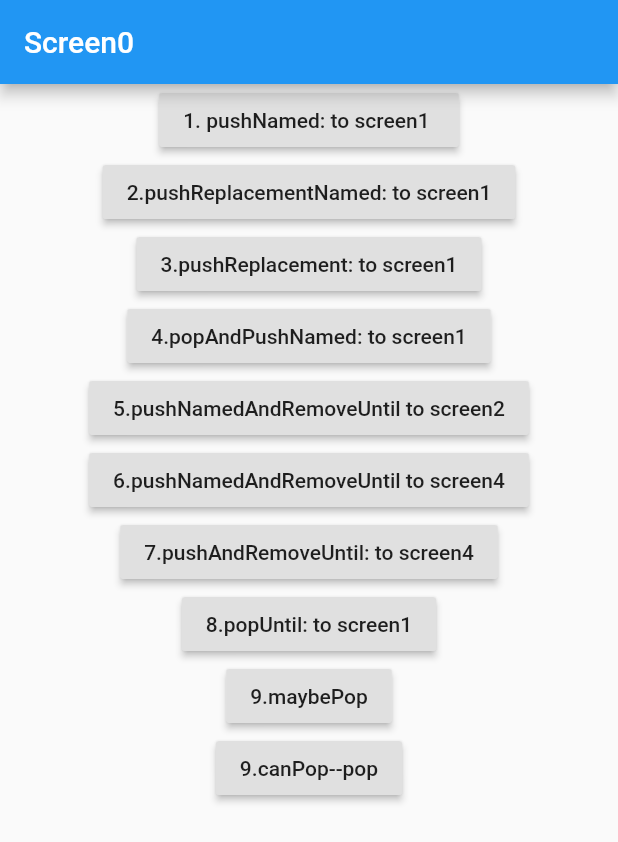
After one commit to LucyBenYing/learnFlutter, a Flutter app: the Screen0 screen opened directly, on a phone screen of 412 x 824 dp. The commit adds this screen. Shown: the top 842 px of the screen. Run offline on Flutter 3.47's test engine with Material 2 defaults, Android fonts, the phone set to English and light mode, and no system bars; our stand-ins replace dio, transparent_image; missing offline and left inert: jpush_flutter; generated files the repository leaves out were written again; network calls fail.

Commit message:
控件练习

```diff
--- /dev/null
+++ b/flutterdemo1/lib/longlist/UseRouteToPages.dart
@@ -0,0 +1,226 @@
+import 'package:flutter/material.dart';
+
+class UseRouteToPages extends StatelessWidget {
+
+  @override
+  Widget build(BuildContext context) {
+    return new MaterialApp(
+      home: new Screen0(),
+      // 在程序主入口中定义路由名称
+      routes: <String , WidgetBuilder>{
+        '/': (BuildContext context) => new Screen0(),
+        '/screen1': (BuildContext context) => new Screen1(),
+        '/screen2': (BuildContext context) => new Screen2(),
+        '/screen3' : (BuildContext context) => new Screen3(),
+      },
+    );
+  }
+
+
+}
+
+class Screen0 extends StatelessWidget {
+  @override
+  Widget build(BuildContext context) {
+     return new Scaffold(
+       appBar: new AppBar(
+         title: new Text( 'Screen0'),
+       ),
+       body: new Center (
+         child: new Column(
+           crossAxisAlignment: CrossAxisAlignment.center,
+           children: <Widget>[
+              new RaisedButton(
+               onPressed: (){
+                 //1.pushNamed 简单的将我们需要进入的页面push到栈顶，以此来显示当前页面，参数是一个字符串类型
+                //  传入的是页面对应的路由名称，该路由名称需要在程序主入口中进行定义
+                 Navigator.of(context).pushNamed('/screen1');
+               },
+               child: new Text('1. pushNamed: to screen1 '),
+             ),
+             new RaisedButton(
+               onPressed: (){
+                 //2.pushReplacementNamed
+                //  指把当前页面在栈中的位置替换成跳转的页面（替换导航器的当前路由，通过推送路由【routeName】）
+                // 当新的页面进入之后，之前的页面将执行dispose方法
+                 Navigator.of(context).pushReplacementNamed('/screen1');
+               },
+               child: new Text('2.pushReplacementNamed: to screen1'),
+             ),
+             new RaisedButton(
+               onPressed: (){
+                 //3.pushReplacement
+                // 这个和2相同，只是路由的传递有差别，上方的是传递路由名称，
+                // 而后者只需要new对应页面即可，而且可以传递参数
+                 Navigator.pushReplacement(
+                   context,
+                    MaterialPageRoute(builder:  (BuildContext context) => Screen1()),
+                 );
+               },
+               child: new Text('3.pushReplacement: to screen1'),
+             ),
+             new RaisedButton(
+               onPressed: (){
+                 //4.popAndPushNamed
+                // 指将当期页面pop，然后跳转到指定页面
+                // 而后者只需要new对应页面即可，而且可以传递参数
+                 Navigator.popAndPushNamed(
+                   context,
+                   '/screen1',
+                 );
+               },
+               child: new Text('4.popAndPushNamed: to screen1'),
+             ),
+               new RaisedButton(
+               onPressed: (){
+                 //5.pushNamedAndRemoveUntil
+                // 指将指定的页面加入到路由中，然后将之前所有的页面全部pop
+                //  (Route<dynamic> route) => false将确保删除推送路线之前的所有路线
+                // 事情情况： 当用户点击了退出登录，我们需要进入某一个页面，这时候用户点击返回时不应该能进入到任何一个页面
+                // 1->2->3,3到4pushNamedAndRemoveUntilfalse
+                // 在4点击返回，直接退出程序
+                 Navigator.of(context).pushNamedAndRemoveUntil(
+                   '/screen2',
+                   (Route<dynamic> route) => false,
+                 );
+               },
+               child: new Text('5.pushNamedAndRemoveUntil to screen2'),
+             ),
+              new RaisedButton(
+               onPressed: (){
+                 //6.pushNamedAndRemoveUntil
+                // 指将指定的页面加入到路由中，然后将之前的路径移除直到指定的页面为止（将具有给定名称的路由推到导航器上）
+                //  然后删除所有路径前面的路由，直到predicate返回true为止
+                // 这时候将销毁站内处理screen4的页面，点击直接去栈内screen4，这时screen4会重新build
+                // 事情情况： 当用户点击了退出登录，我们需要进入某一个页面，这时候用户点击返回时不应该能进入到任何一个页面
+                // 1->2->3, 3到4 使用：pushNamedAndRemoveUntil  ModalRoute.withName('/screen1'),
+                // 在4点击返回，直接回到页面1
+                // 1->2->1->2->3,3到4时使用  pushNamedAndRemoveUntil ModalRoute.withName('/screen1'),
+                // 在页面4点击返回，将会回到第二个页面1 。
+                Navigator.of(context).pushNamedAndRemoveUntil(
+                   '/screen4',
+                   ModalRoute.withName('/screen1'),
+                 );
+               },
+               child: new Text('6.pushNamedAndRemoveUntil to screen4'),
+             ),
+              new RaisedButton(
+               onPressed: (){
+                 //7.pushAndRemoveUntil
+                //   这种方法跟上述方法作用相同，不同之处在于，上述传递的是路由名称，
+                // 这个名称需要你在入口处进行路由指定，而这种无需指定，直接new出来即可，而且可以传递参数
+                // 1->2->3, 3到4 使用 此方法
+                // 在4点击返回，直接回到页面1
+                // 如果使用 pushAndRemoveUntil Route<dynamic> route) => false,这时候进入4后，4将会成为唯一的一个页面。
+                 Navigator.pushAndRemoveUntil(
+                   context,
+                   MaterialPageRoute(builder:  (BuildContext contenxt) => new Screen4()),
+                   ModalRoute.withName('/'),
+                 );
+               },
+               child: new Text('7.pushAndRemoveUntil: to screen4'),
+             ),
+               new RaisedButton(
+               onPressed: (){
+                 //8.popUntil
+                // 指将当期页面pop，然后跳转到指定页面
+                // 而后者只需要new对应页面即可，而且可以传递参数
+                 Navigator.popUntil(
+                   context,
+                    ModalRoute.withName('/screen2'),
+                 );
+               },
+               child: new Text('8.popUntil: to screen1'),
+             ),
+                 new RaisedButton(
+               onPressed: (){
+                 //9.maybePop
+                //  maybePop会自动进行判断，如果当前页面pop后，会显示其他页面，不会出现问题，则将执行当前页面的pop操作
+                // 否则将不执行
+                 Navigator.of(context).maybePop();
+               },
+               child: new Text('9.maybePop'),
+             ),
+                 new RaisedButton(
+               onPressed: (){
+                 //10.canPop
+                //  canPop 判断当前页面能否进行pop操作，并返回bool值
+                // 否则将不执行
+               final bool can = Navigator.of(context).canPop();
+               if(can) {
+                 Navigator.of(context).pop();
+               }
+               },
+               child: new Text('9.canPop--pop'),
+             ),
+           ],
+         ) ,
+       ),
+     );
+  }
+}
+
+
+class Screen1 extends StatelessWidget {
+  @override
+  Widget build(BuildContext context) {
+     return new Scaffold(
+       appBar: new AppBar(
+         title: new Text( 'Screen1'),
+       ),
+       body: new Center(
+         child:  new RaisedButton(
+               onPressed: (){
+                 //2.pushReplacementNamed
+                //  指把当前页面在栈中的位置替换成跳转的页面（替换导航器的当前路由，通过推送路由【routeName】）
+                // 当新的页面进入之后，之前的页面将执行dispose方法
+                 Navigator.of(context).pushReplacementNamed('/screen2');
+               },
+               child: new Text('2.pushReplacementNamed: to screen2'),
+             ),
+       ),
+     );
+  }
+}
+
+class Screen2 extends StatelessWidget {
+  @override
+  Widget build(BuildContext context) {
+     return new Scaffold(
+       appBar: new AppBar(
+         title: new Text( 'Screen2'),
+       ),
+       body: new Center(
+         child:  new Text('Screen2'),
+       ),
+     );
+  }
+}
+
+class Screen3 extends StatelessWidget {
+  @override
+  Widget build(BuildContext context) {
+     return new Scaffold(
+       appBar: new AppBar(
+         title: new Text( 'Screen3'),
+       ),
+       body: new Center(
+         child:  new Text('Screen3'),
+       ),
+     );
+  }
+}
+
+class Screen4 extends StatelessWidget {
+  @override
+  Widget build(BuildContext context) {
+     return new Scaffold(
+       appBar: new AppBar(
+         title: new Text( 'Screen4'),
+       ),
+       body: new Center(
+         child:  new Text('Screen4'),
+       ),
+     );
+  }
+}
```
Also changed, not shown: flutterdemo1/lib/Tabbar/Drawers.dart (added, +44 -0 lines), flutterdemo1/lib/Tabbar/MyTabContorller.dart (added, +48 -0 lines), flutterdemo1/lib/Tabbar/bottomNaviBar.dart (added, +54 -0 lines), flutterdemo1/lib/Tabbar/defalutTabControl.dart (added, +34 -0 lines), flutterdemo1/lib/longlist/ListsHomePage.dart (+29 -0 lines).
